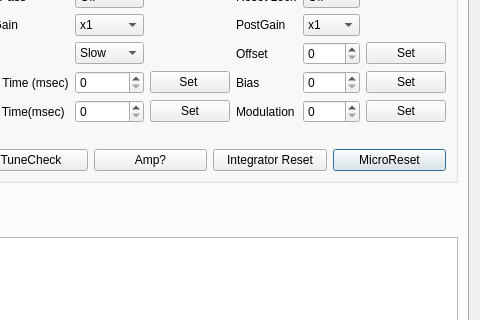
Old version of the form applications/mne_x/plugins/babymeg/FormFiles/babymegsquidcontroldgl.ui in the repository mne-tools/mne-cpp; both pictures show x 420 to 900 and y 117 to 437 of the 900 by 901 pixel window.
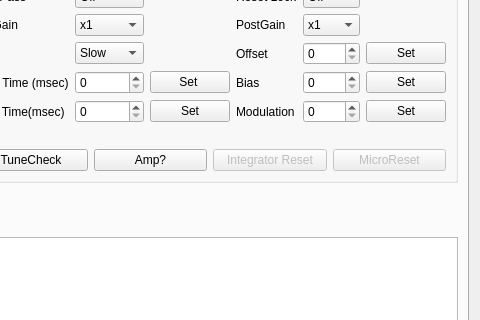
New version of the form.

Commit message: Disable micro_reset and integrator_reset

Patch:
```diff
--- a/applications/mne_x/plugins/babymeg/FormFiles/babymegsquidcontroldgl.ui
+++ b/applications/mne_x/plugins/babymeg/FormFiles/babymegsquidcontroldgl.ui
@@ -82,6 +82,9 @@
            <layout class="QGridLayout" name="gridLayout_3">
             <item row="0" column="3">
              <widget class="QPushButton" name="m_Qbn_mirco_reset">
+              <property name="enabled">
+               <bool>false</bool>
+              </property>
               <property name="text">
                <string>MicroReset</string>
               </property>
@@ -89,6 +92,9 @@
             </item>
             <item row="0" column="2">
              <widget class="QPushButton" name="m_Qbn_int_reset">
+              <property name="enabled">
+               <bool>false</bool>
+              </property>
               <property name="text">
                <string>Integrator Reset</string>
               </property>
```
The commit also changes 1 other file.
